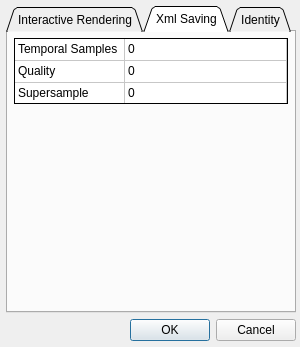
zblack/fractorium, file Source/Fractorium/OptionsDialog.ui: the form before one commit.
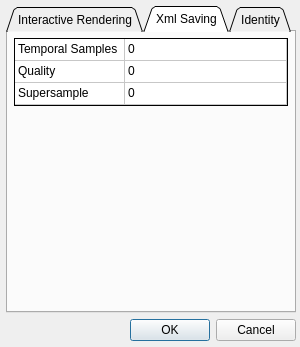
The form after the commit. The open tabs and pages were chosen to show the change. Custom widgets are drawn as their Qt base class.

The edit to the form file:
```diff
--- a/Source/Fractorium/OptionsDialog.ui
+++ b/Source/Fractorium/OptionsDialog.ui
@@ -324,13 +324,13 @@
          <property name="minimumSize">
           <size>
            <width>0</width>
-           <height>66</height>
+           <height>68</height>
           </size>
          </property>
          <property name="maximumSize">
           <size>
            <width>16777215</width>
-           <height>66</height>
+           <height>68</height>
           </size>
          </property>
          <property name="focusPolicy">
```
Left out of the diff: 4 changed lines with no effect on the pictures.
